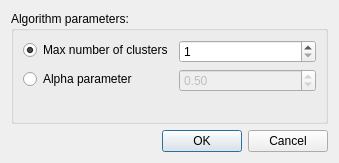
Old version of the form ui/a_ward_params.ui in the repository eremeykin/ectgui2.
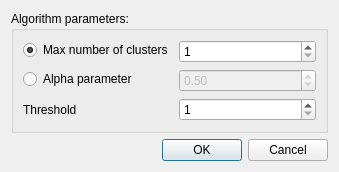
New version of the form.

Patch:
```diff
--- a/ui/a_ward_params.ui
+++ b/ui/a_ward_params.ui
@@ -63,6 +63,20 @@
         </property>
        </widget>
       </item>
+      <item row="2" column="0">
+       <widget class="QLabel" name="threshold_label">
+        <property name="text">
+         <string>Threshold</string>
+        </property>
+       </widget>
+      </item>
+      <item row="2" column="1">
+       <widget class="QSpinBox" name="threshold_spin_box">
+        <property name="minimum">
+         <number>1</number>
+        </property>
+       </widget>
+      </item>
      </layout>
     </widget>
    </item>
```
